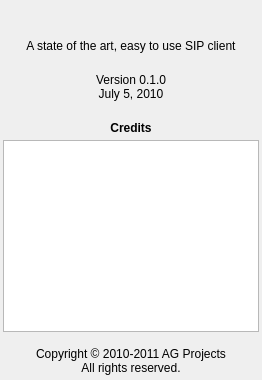
pol51/blink-qt, file resources/about_panel.ui: the form before one commit.
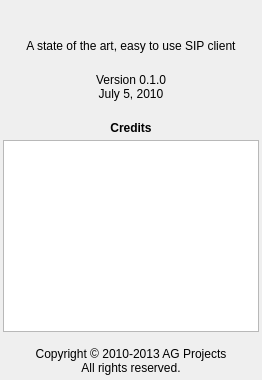
The form after the commit. Icons and pictures are not drawn.

Commit message:
Updated copyright years in about panel
Ignore-this: 676497fea25127b3abab251b36e3d530

darcs-hash:20130403105137-56b4d-38a61d73d666986d86c1e2841110c44cb1a008c3

What changed in the file:
```diff
--- a/resources/about_panel.ui
+++ b/resources/about_panel.ui
@@ -144,7 +144,7 @@
    <item>
     <widget class="QLabel" name="copyright">
      <property name="text">
-      <string>Copyright © 2010-2011 AG Projects
+      <string>Copyright © 2010-2013 AG Projects
 All rights reserved.</string>
      </property>
      <property name="alignment">
```
